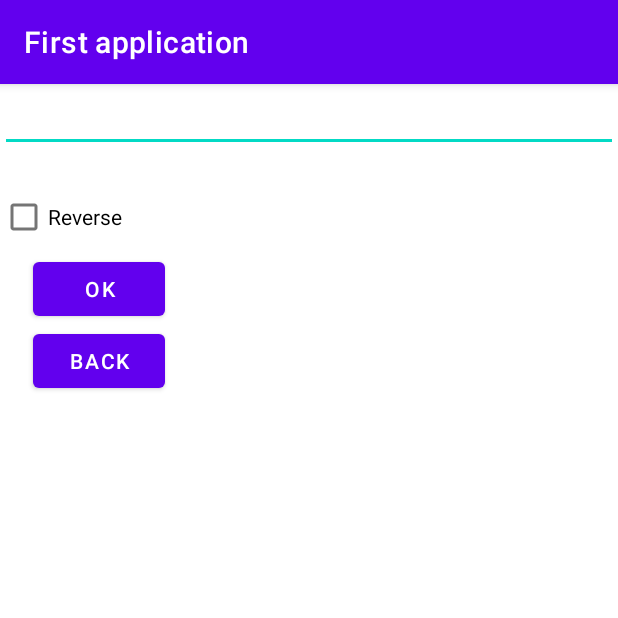
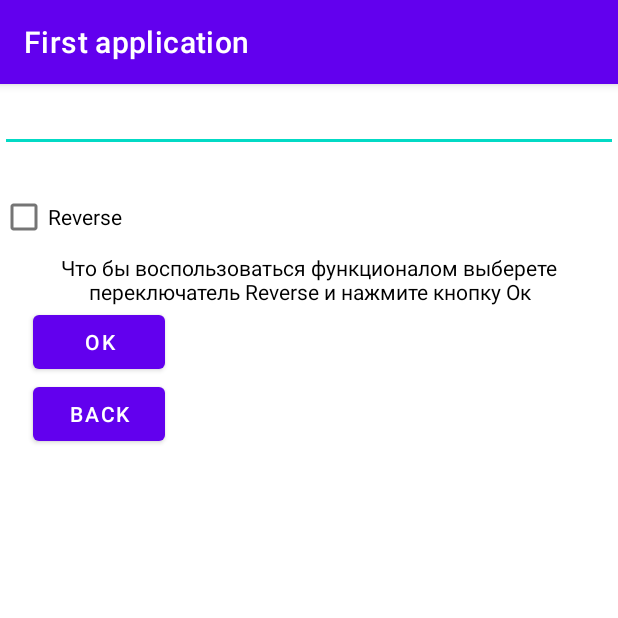
Before and after one commit to Gten71/KotlApp, an Android app: the ReverseActivity screen opened directly, with no data from a screen before it, on a phone screen of 412 x 824 dp, the top half of it. Run offline under Robolectric (Android 15) with nearby library versions, the phone set to English and light mode, and no system bars.

Commit message:
edit visual and add text in all activitys

```diff
--- a/app/src/main/res/layout/activity_main.xml
+++ b/app/src/main/res/layout/activity_main.xml
@@ -17,6 +17,7 @@
     <TextView
         android:layout_width="wrap_content"
         android:layout_height="wrap_content"
+        android:textColor="#000000"
         android:text="@string/text_for_main"
         android:gravity="center"/>
 
--- a/app/src/main/res/layout/activity_reverse.xml
+++ b/app/src/main/res/layout/activity_reverse.xml
@@ -8,20 +8,30 @@
         android:id="@+id/editTexts"
         android:layout_width="match_parent"
         android:layout_height="wrap_content"
-        android:inputType="text" />
+        android:inputType="text"
+        />
 
     <TextView
         android:id="@+id/result_text"
         android:layout_width="match_parent"
         android:layout_height="wrap_content"
         android:gravity="center"
+        android:textColor="#F00"
         android:text="" />
 
     <CheckBox
         android:id="@+id/reverse_checkbox"
         android:layout_width="wrap_content"
         android:layout_height="wrap_content"
-        android:text="@string/reverse" />
+        android:text="@string/reverse"
+        />
+
+    <TextView
+        android:layout_width="wrap_content"
+        android:layout_height="wrap_content"
+        android:gravity="center"
+        android:text="@string/text_explanation"
+        android:textColor="#000000"/>
     <Button
         android:layout_marginLeft="10pt"
         android:id="@+id/Ok"
--- a/app/src/main/res/values/strings.xml
+++ b/app/src/main/res/values/strings.xml
@@ -5,8 +5,8 @@
     <string name="menu_exit">Exit </string>
     <string name="input_label"/>
     <string name="Info">Информация о разработчике:</string>
-    <string name="Info_text">Максим Реснянский  21-ИСП-3
-        18 лет</string>
+    <string name="Info_text">Максим Реснянский  21-ИСП-3 18 лет</string>
+    <string name="text_explanation">Что бы воспользоваться функционалом выберете переключатель Reverse и нажмите кнопку Ок </string>
     <string name="text_for_main">Все основные кнопки находятся в правом верхнем углу надо просто нажать на 3 точки и кнопки появятся</string>
     <string name="uppercase">Uppercase</string>
     <string name="reverse">Reverse</string>
```
Also changed, not shown: app/src/main/res/layout/activity_about.xml (+4 -3 lines).
